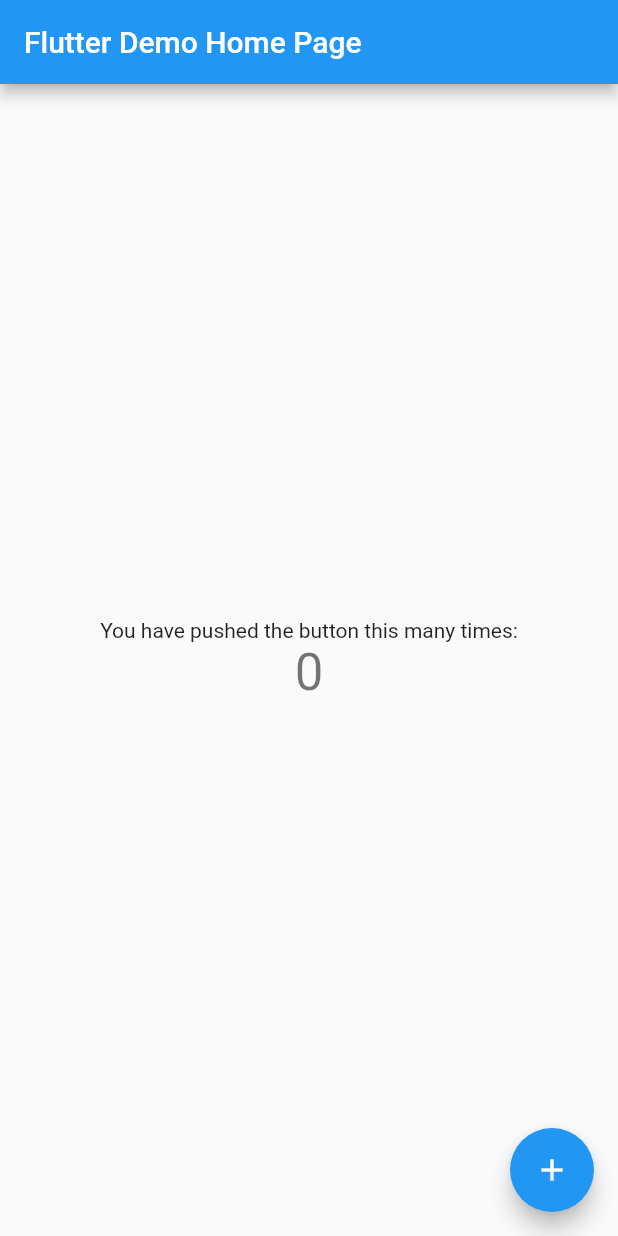
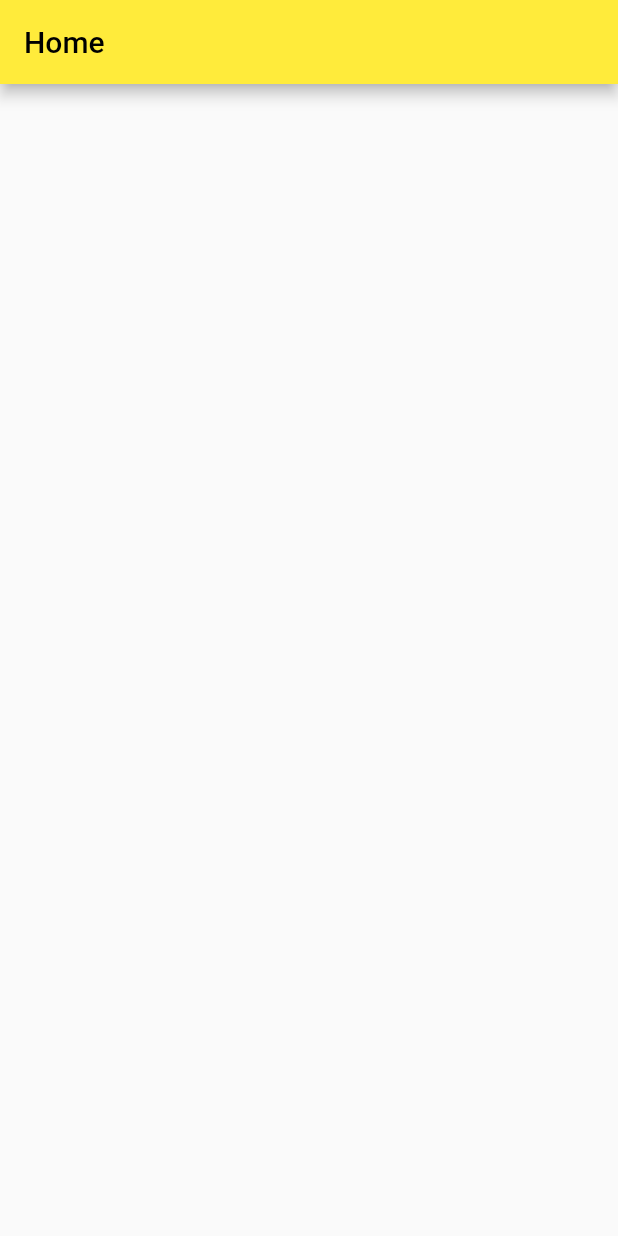
Before and after one commit to ServerSideClient/butler, a Flutter app: the screen it shows after launch, on a phone screen of 412 x 824 dp. Run offline on Flutter 3.47's test engine with Material 2 defaults, Android fonts, the light colour scheme and no system bars.

Commit message:
Replaced flutter demo with empty HomeView via DefaultLayout

```diff
--- /dev/null
+++ b/lib/layouts/default_layout.dart
@@ -0,0 +1,24 @@
+import 'package:flutter/material.dart';
+
+class DefaultLayout extends StatefulWidget {
+
+  final String title;
+  final Widget body;
+
+  const DefaultLayout({Key? key, required this.title, required this.body}) : super(key: key);
+
+  @override
+  State<DefaultLayout> createState() => _LayoutState();
+}
+
+class _LayoutState extends State<DefaultLayout> {
+  @override
+  Widget build(BuildContext context) {
+    return Scaffold(
+      appBar: AppBar(
+        title: Text(widget.title),
+      ),
+      body: widget.body,
+    );
+  }
+}
--- a/lib/main.dart
+++ b/lib/main.dart
@@ -1,4 +1,6 @@
 import 'package:flutter/material.dart';
+import 'package:mobile_assistant/views/home_view.dart';
+import 'package:mobile_assistant/layouts/default_layout.dart';
 
 void main() {
   runApp(const MyApp());
@@ -7,109 +9,14 @@
 class MyApp extends StatelessWidget {
   const MyApp({super.key});
 
-  // This widget is the root of your application.
   @override
   Widget build(BuildContext context) {
     return MaterialApp(
       title: 'Flutter Demo',
       theme: ThemeData(
-        // This is the theme of your application.
-        //
-        // Try running your application with "flutter run". You'll see the
-        // application has a blue toolbar. Then, without quitting the app, try
-        // changing the primarySwatch below to Colors.green and then invoke
-        // "hot reload" (press "r" in the console where you ran "flutter run",
-        // or simply save your changes to "hot reload" in a Flutter IDE).
-        // Notice that the counter didn't reset back to zero; the application
-        // is not restarted.
-        primarySwatch: Colors.blue,
+        primarySwatch: Colors.yellow,
       ),
-      home: const MyHomePage(title: 'Flutter Demo Home Page'),
+      home: const DefaultLayout(title: "Home", body: HomeView()),
     );
   }
 }
-
-class MyHomePage extends StatefulWidget {
-  const MyHomePage({super.key, required this.title});
-
-  // This widget is the home page of your application. It is stateful, meaning
-  // that it has a State object (defined below) that contains fields that affect
-  // how it looks.
-
-  // This class is the configuration for the state. It holds the values (in this
-  // case the title) provided by the parent (in this case the App widget) and
-  // used by the build method of the State. Fields in a Widget subclass are
-  // always marked "final".
-
-  final String title;
-
-  @override
-  State<MyHomePage> createState() => _MyHomePageState();
-}
-
-class _MyHomePageState extends State<MyHomePage> {
-  int _counter = 0;
-
-  void _incrementCounter() {
-    setState(() {
-      // This call to setState tells the Flutter framework that something has
-      // changed in this State, which causes it to rerun the build method below
-      // so that the display can reflect the updated values. If we changed
-      // _counter without calling setState(), then the build method would not be
-      // called again, and so nothing would appear to happen.
-      _counter++;
-    });
-  }
-
-  @override
-  Widget build(BuildContext context) {
-    // This method is rerun every time setState is called, for instance as done
-    // by the _incrementCounter method above.
-    //
-    // The Flutter framework has been optimized to make rerunning build methods
-    // fast, so that you can just rebuild anything that needs updating rather
-    // than having to individually change instances of widgets.
-    return Scaffold(
-      appBar: AppBar(
-        // Here we take the value from the MyHomePage object that was created by
-        // the App.build method, and use it to set our appbar title.
-        title: Text(widget.title),
-      ),
-      body: Center(
-        // Center is a layout widget. It takes a single child and positions it
-        // in the middle of the parent.
-        child: Column(
-          // Column is also a layout widget. It takes a list of children and
-          // arranges them vertically. By default, it sizes itself to fit its
-          // children horizontally, and tries to be as tall as its parent.
-          //
-          // Invoke "debug painting" (press "p" in the console, choose the
-          // "Toggle Debug Paint" action from the Flutter Inspector in Android
-          // Studio, or the "Toggle Debug Paint" command in Visual Studio Code)
-          // to see the wireframe for each widget.
-          //
-          // Column has various properties to control how it sizes itself and
-          // how it positions its children. Here we use mainAxisAlignment to
-          // center the children vertically; the main axis here is the vertical
-          // axis because Columns are vertical (the cross axis would be
-          // horizontal).
-          mainAxisAlignment: MainAxisAlignment.center,
-          children: <Widget>[
-            const Text(
-              'You have pushed the button this many times:',
-            ),
-            Text(
-              '$_counter',
-              style: Theme.of(context).textTheme.headline4,
-            ),
-          ],
-        ),
-      ),
-      floatingActionButton: FloatingActionButton(
-        onPressed: _incrementCounter,
-        tooltip: 'Increment',
-        child: const Icon(Icons.add),
-      ), // This trailing comma makes auto-formatting nicer for build methods.
-    );
-  }
-}
--- /dev/null
+++ b/lib/views/home_view.dart
@@ -0,0 +1,15 @@
+import 'package:flutter/material.dart';
+
+class HomeView extends StatefulWidget {
+  const HomeView({Key? key}) : super(key: key);
+
+  @override
+  State<HomeView> createState() => _HomeViewState();
+}
+
+class _HomeViewState extends State<HomeView> {
+  @override
+  Widget build(BuildContext context) {
+    return Container();
+  }
+}
```
